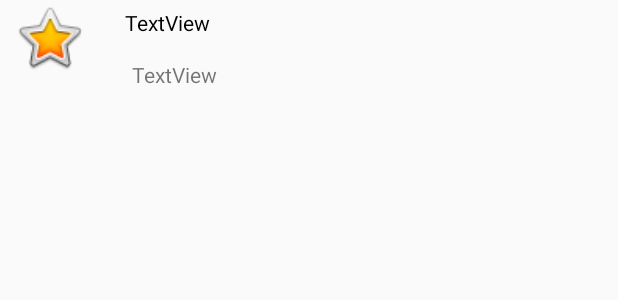
After one commit to Trabador/Chat-with-Kotlin-for-Android, an Android app: the layout latest_message_item_layout.xml on its own in the app's theme, with its tools: preview values and no code run, on a phone screen of 412 x 824 dp. The commit adds this screen. Shown: the top 300 px of the screen. Run offline under Robolectric (Android 15) with nearby library versions, the phone set to English and light mode, and no system bars.

Commit message:
Added lattest message functionality in main menu activity.

```diff
--- /dev/null
+++ b/app/src/main/res/layout/latest_message_item_layout.xml
@@ -0,0 +1,44 @@
+<?xml version="1.0" encoding="utf-8"?>
+<android.support.constraint.ConstraintLayout xmlns:android="http://schemas.android.com/apk/res/android"
+    xmlns:app="http://schemas.android.com/apk/res-auto"
+    xmlns:tools="http://schemas.android.com/tools"
+    android:layout_width="match_parent"
+    android:layout_height="wrap_content">
+
+    <ImageView
+        android:id="@+id/friendImage"
+        android:layout_width="50dp"
+        android:layout_height="50dp"
+        android:layout_marginBottom="8dp"
+        android:layout_marginStart="8dp"
+        app:layout_constraintBottom_toBottomOf="parent"
+        app:layout_constraintStart_toStartOf="parent"
+        app:srcCompat="@android:drawable/btn_star_big_on" />
+
+    <TextView
+        android:id="@+id/userText"
+        android:layout_width="wrap_content"
+        android:layout_height="wrap_content"
+        android:layout_marginBottom="8dp"
+        android:layout_marginStart="20dp"
+        android:padding="5dp"
+        android:text="TextView"
+        android:textColor="@android:color/black"
+        android:textSize="14sp"
+        app:layout_constraintBottom_toBottomOf="@+id/friendImage"
+        app:layout_constraintStart_toEndOf="@+id/friendImage"
+        app:layout_constraintTop_toTopOf="@+id/friendImage"
+        app:layout_constraintVertical_bias="0.0" />
+
+    <TextView
+        android:id="@+id/userMessageText"
+        android:layout_width="wrap_content"
+        android:layout_height="wrap_content"
+        android:layout_marginStart="20dp"
+        android:padding="10dp"
+        android:text="TextView"
+        app:layout_constraintBottom_toBottomOf="parent"
+        app:layout_constraintStart_toEndOf="@+id/friendImage"
+        app:layout_constraintTop_toBottomOf="@+id/userText"
+        app:layout_constraintVertical_bias="0.026" />
+</android.support.constraint.ConstraintLayout>
```
Also changed, not shown: app/src/main/java/com/alexis/messengermock/activities/ChatScreen.kt (+20 -0 lines), app/src/main/java/com/alexis/messengermock/activities/MainMenu.kt (+63 -1 lines), app/src/main/java/com/alexis/messengermock/viewitems/LatestMessageItem.kt (added, +44 -0 lines), app/src/main/res/layout/activity_mainmenu.xml (+6 -6 lines).
